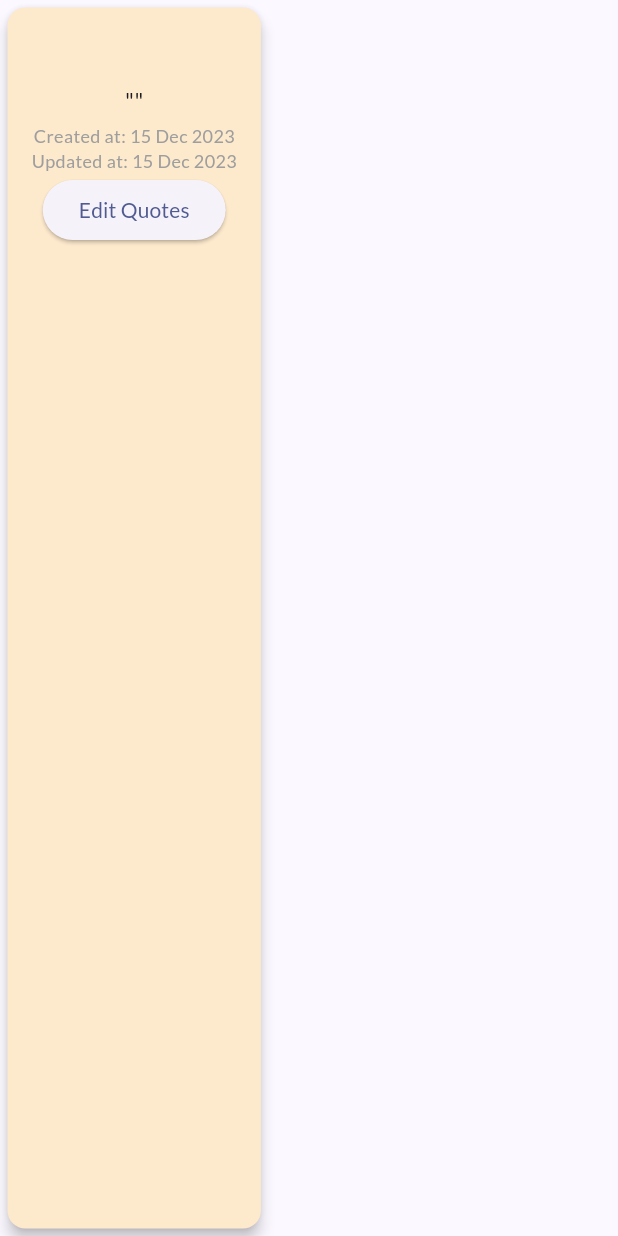
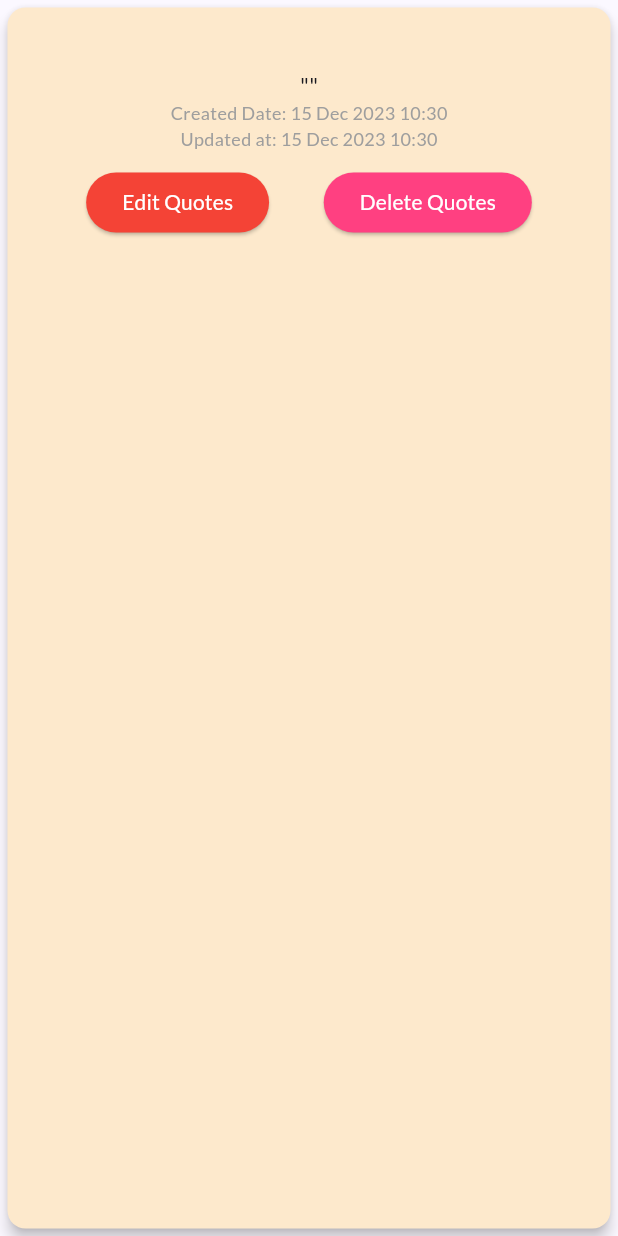
Before and after one commit to PeBePe/readme-mobile, a Flutter app: the QuoteCard widget shown alone on an empty page, opened directly with empty values, on a phone screen of 412 x 824 dp. Run offline on Flutter 3.47's test engine with Material 3 defaults, Android fonts, the light colour scheme and no system bars; our stand-ins replace shared_preferences; missing offline and left inert: pbp_django_auth; accounts and stored records are empty.

Commit message:
CRUD done

```diff
--- a/lib/quotes/screens/edit_form.dart
+++ b/lib/quotes/screens/edit_form.dart
@@ -31,14 +31,13 @@ class _QuotesEditPageState extends State<QuotesEditPage> {
       pk: widget.quote.pk,
       fields: Fields(
         createdAt: widget.quote.fields.createdAt,
-        updatedAt: DateTime.now(), // Tanggal diubah
-        quote: _editedQuote, // Isi quotes yang diubah
+        updatedAt: DateTime.now(),
+        quote: _editedQuote, // Mengubah isi quote
         user: widget.quote.fields.user,
         username: widget.quote.fields.username,
       ),
     );
 
-    print("Edited Quote: ${editedQuote.fields.quote}"); //debug
     Navigator.pop(context, editedQuote);
   }
 
--- a/lib/quotes/screens/quotes_form.dart
+++ b/lib/quotes/screens/quotes_form.dart
@@ -104,6 +104,10 @@ class _QuotesFormPageState extends State<QuotesFormPage> {
                       _submitQuote();
                     }
                   },
+                  style: ElevatedButton.styleFrom(
+                    backgroundColor: Colors.blue,
+                    foregroundColor: Colors.white,
+                  ),
                   child: const Text('Submit Quotes'),
                 ),
               ),
--- a/lib/quotes/widgets/quotes_card.dart
+++ b/lib/quotes/widgets/quotes_card.dart
@@ -3,54 +3,44 @@ import 'package:intl/intl.dart';
 import 'package:readme_mobile/quotes/models/quotes_item.dart';
 import 'package:readme_mobile/quotes/screens/edit_form.dart';
 
-// Mengubah QuoteCard menjadi StatefulWidget
 class QuoteCard extends StatefulWidget {
-  final Product quote;
+  late Product quote;
   final Function() onEditPressed;
-  //final List<Product> quotes;
+  final Function() onDeletePressed;
 
-  const QuoteCard({Key? key, required this.quote, required this.onEditPressed}) : super(key: key);
-  //const QuoteCard({Key? key, required this.quote, required this.onEditPressed, required this.quotes}) : super(key: key);
+  QuoteCard({
+    Key? key,
+    required this.quote,
+    required this.onEditPressed,
+    required this.onDeletePressed,
+  }) : super(key: key);
 
   @override
   _QuoteCardState createState() => _QuoteCardState();
 }
 
-// Membuat kelas State untuk QuoteCard
 class _QuoteCardState extends State<QuoteCard> {
-  // Fungsi untuk mengedit quote (opsional, tergantung pada logika yang Anda butuhkan)
-  void _editQuote(BuildContext context, Product quote) async {
+  void _editQuote() async {
     final result = await Navigator.push(
       context,
-      MaterialPageRoute(builder: (context) => QuotesEditPage(quote: quote)),
+      MaterialPageRoute(builder: (context) => QuotesEditPage(quote: widget.quote)),
     );
 
     if (result != null) {
       setState(() {
-      // Misalnya, result adalah objek Product yang baru
-      //widget.quote = result;
-    });
-    widget.onEditPressed(); //biar isi quotes berubah
+        widget.quote = result;
+      });
+    }
   }
-  }
-
-  //fungsi buat bikin tombol delete
-//   void _deleteQuote(BuildContext context, Product quote) {
-//   setState(() {
-//     widget.quotes.remove(quote);
-//   });
-// }
 
   @override
   Widget build(BuildContext context) {
-    // Mengakses fields dari quote
     Fields fields = widget.quote.fields;
 
-    // Membangun UI untuk QuoteCard
     return Card(
       elevation: 4.0,
       margin: const EdgeInsets.all(5.0),
-      color: Color.fromARGB(255, 253, 233, 204),
+      color: const Color.fromARGB(255, 253, 233, 204),
       child: Padding(
         padding: const EdgeInsets.all(16.0),
         child: Column(
@@ -63,7 +53,6 @@ class _QuoteCardState extends State<QuoteCard> {
                 fontWeight: FontWeight.bold,
               ),
             ),
-            const SizedBox(height: 10.0),
             Text(
               '"' + fields.quote + '"',
               style: const TextStyle(
@@ -71,34 +60,42 @@ class _QuoteCardState extends State<QuoteCard> {
                 fontWeight: FontWeight.normal,
               ),
             ),
-            const SizedBox(height: 5.0),
             Text(
-              'Created at: ' + DateFormat('dd MMM yyyy').format(fields.createdAt),
+              'Created Date: ' + DateFormat('dd MMM yyyy HH:mm').format(fields.createdAt),
               style: const TextStyle(
                 fontSize: 12.0,
                 color: Colors.grey,
               ),
             ),
             Text(
-              'Updated at: ' + DateFormat('dd MMM yyyy').format(fields.updatedAt),
+              'Updated at: ' + DateFormat('dd MMM yyyy HH:mm').format(fields.updatedAt),
               style: const TextStyle(
                 fontSize: 12.0,
                 color: Colors.grey,
               ),
             ),
-            ElevatedButton(
-              onPressed: () {
-                _editQuote(context, widget.quote);
-              },
-              child: const Text('Edit Quotes'),
+            const SizedBox(height: 10.0), // Atur jarak isi card dan button
+            Row(
+              mainAxisAlignment: MainAxisAlignment.spaceEvenly,
+              children: [
+                ElevatedButton(
+                  onPressed: _editQuote,
+                  style: ElevatedButton.styleFrom(
+                    backgroundColor: Colors.red,
+                    foregroundColor: Colors.white,
+                  ),
+                  child: const Text('Edit Quotes'),
+                ),
+                ElevatedButton(
+                  onPressed: widget.onDeletePressed,
+                  style: ElevatedButton.styleFrom(
+                    backgroundColor: Colors.pinkAccent,
+                    foregroundColor: Colors.white,
+                  ),
+                  child: const Text('Delete Quotes'),
+                ),
+              ],
             ),
-            // ElevatedButton(
-            //   onPressed: () {
-            //     // Panggil fungsi untuk menghapus quote
-            //     _deleteQuote(context, widget.quote);
-            //   },
-            //   child: const Text('Delete Quotes'),
-            // ),
           ],
         ),
       ),
--- a/lib/quotes/widgets/quotes_detail.dart
+++ b/lib/quotes/widgets/quotes_detail.dart
@@ -25,9 +25,6 @@ class QuotesDetailPage extends StatelessWidget {
             Text("Created Date: ${quotes.fields.createdAt}"),
             const SizedBox(height: 10),
             Text("Updated at: ${quotes.fields.updatedAt}"),
-            // const SizedBox(height: 10),
-            // Text("Date Added: ${quotes.fields.user}"),
-            // Tambahkan informasi lainnya sesuai kebutuhan
           ],
         ),
       ),
```
Also changed, not shown: lib/quotes/screens/quotes.dart (+33 -7 lines).
